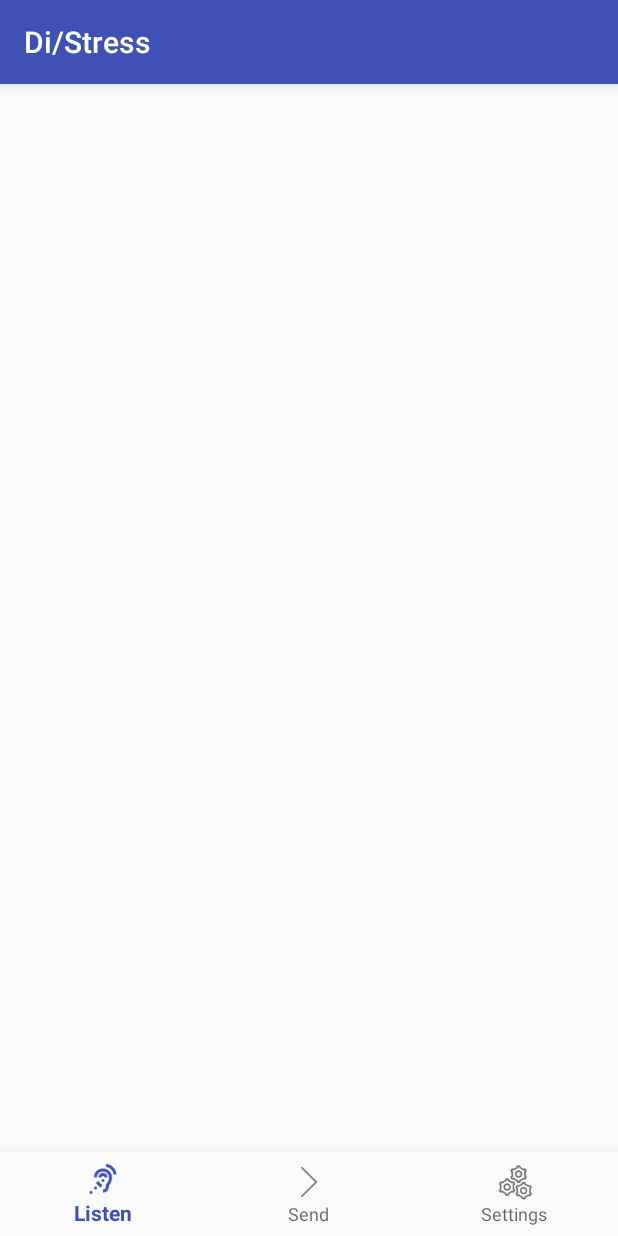
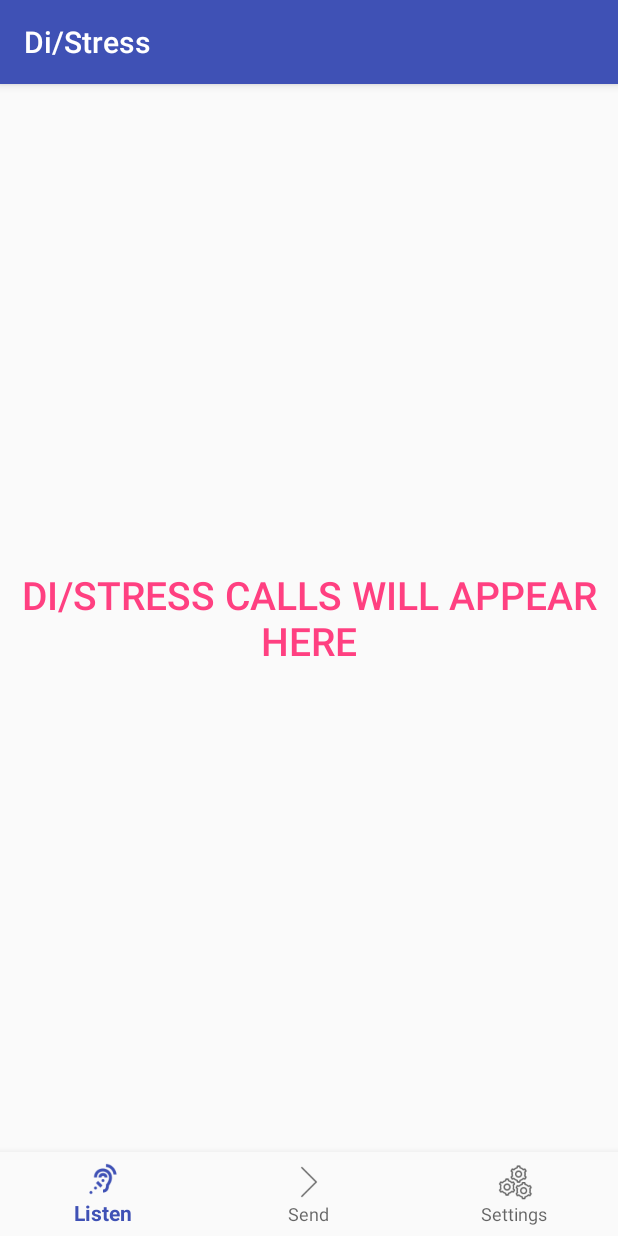
Before and after one commit to ahmelkady/DiStress, an Android app: the screen it shows after launch (MainActivity), on a phone screen of 412 x 824 dp. Run offline under Robolectric (Android 15) with nearby library versions, the phone set to English and light mode, and no system bars; 4 statements that could not run were skipped.

Commit message:
some modifications to ui + now the main screen shows a message if no distress calls yet

```diff
--- a/app/src/main/res/layout/activity_main.xml
+++ b/app/src/main/res/layout/activity_main.xml
@@ -17,13 +17,24 @@
 
         <android.support.constraint.ConstraintLayout
             android:id="@+id/home"
-            android:visibility="gone"
+            android:visibility="visible"
 
             android:layout_width="match_parent"
             android:layout_height="match_parent">
 
+            <TextView
+                android:id="@+id/textView"
+                style="@style/Widget.AppCompat.Button.Borderless.Colored"
+                android:visibility="visible"
+                android:layout_width="match_parent"
+                android:layout_height="match_parent"
+                android:textSize="26dp"
+                android:text="Di/Stress calls will appear here" />
+
             <ListView
                 android:id="@+id/listen_list"
+                android:visibility="gone"
+                android:transcriptMode="alwaysScroll"
                 android:layout_width="match_parent"
                 android:layout_height="match_parent"
                 />
--- a/app/src/main/res/layout/mytextview.xml
+++ b/app/src/main/res/layout/mytextview.xml
@@ -7,6 +7,6 @@ android:scrollIndicators="right"
     android:drawableLeft="@drawable/icons8_michael"
     android:textColor="@color/colorPrimaryDark"
     android:gravity="center_vertical"
-    android:textSize="15dp"
+    android:textSize="19dp"
 
     android:layout_height="fill_parent"/>
```
Also changed, not shown: app/src/main/java/ahmed_elkady/projecand/MainActivity.java (+8 -1 lines), app/src/main/res/mipmap-xxxhdpi/ic_launcher.png.
